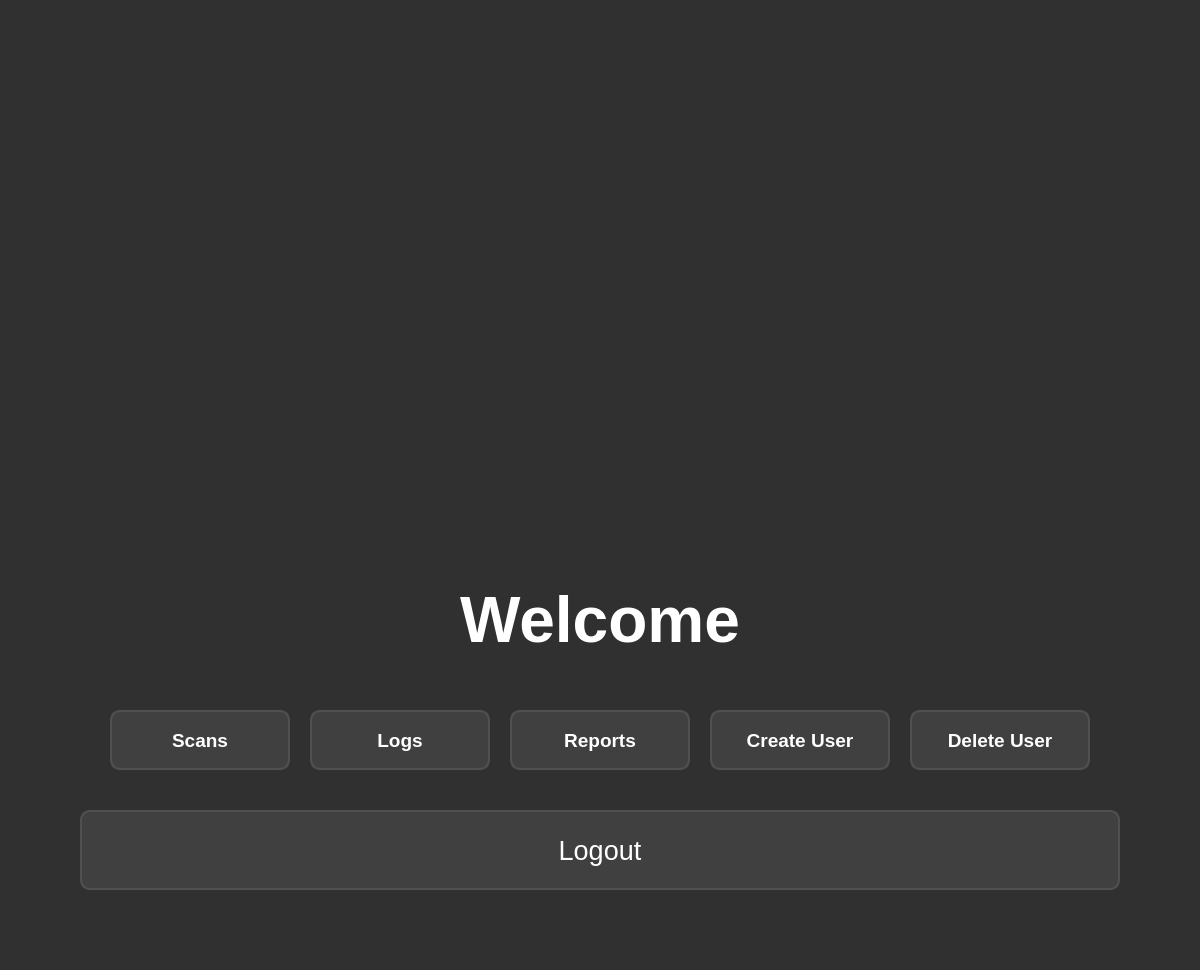
Old version of the form ui/MainDashboard.ui in the repository TBoston11/SandDriveUserInterface.
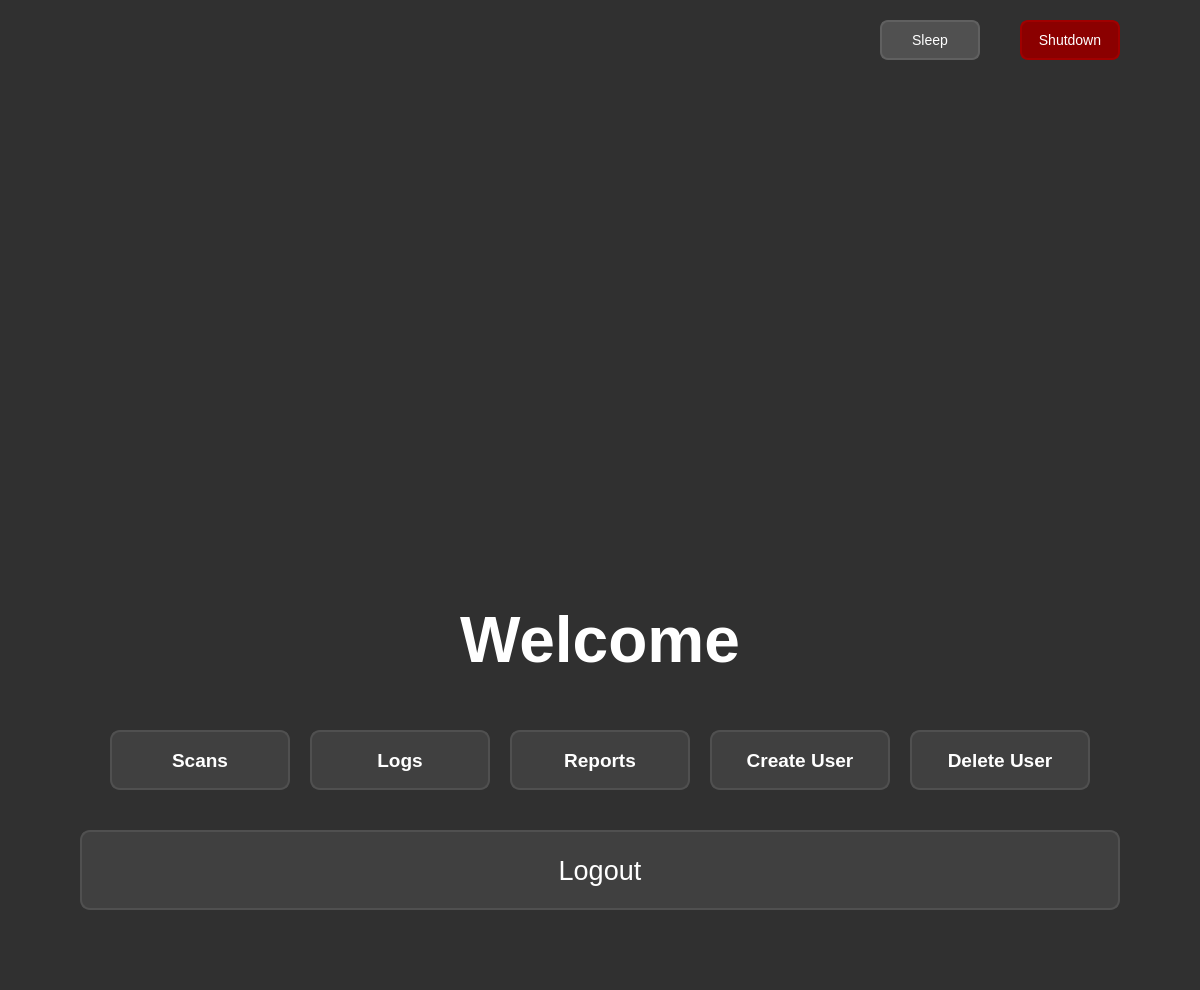
New version of the form. Icons and pictures are not drawn.

Commit message: might revert to here

```diff
--- a/ui/MainDashboard.ui
+++ b/ui/MainDashboard.ui
@@ -40,7 +40,7 @@
     <number>80</number>
    </property>
    <property name="topMargin">
-    <number>80</number>
+    <number>20</number>
    </property>
    <property name="rightMargin">
     <number>80</number>
@@ -48,6 +48,95 @@
    <property name="bottomMargin">
     <number>80</number>
    </property>
+   <item>
+    <layout class="QHBoxLayout" name="controlLayout">
+     <item>
+      <spacer name="controlLeftSpacer">
+       <property name="orientation">
+        <enum>Qt::Horizontal</enum>
+       </property>
+       <property name="sizeHint" stdset="0">
+        <size>
+         <width>40</width>
+         <height>20</height>
+        </size>
+       </property>
+      </spacer>
+     </item>
+     <item>
+      <widget class="QPushButton" name="sleepButton">
+       <property name="minimumSize">
+        <size>
+         <width>100</width>
+         <height>40</height>
+        </size>
+       </property>
+       <property name="maximumSize">
+        <size>
+         <width>100</width>
+         <height>40</height>
+        </size>
+       </property>
+       <property name="text">
+        <string>Sleep</string>
+       </property>
+       <property name="styleSheet">
+        <string notr="true">QPushButton {
+    background-color: #505050;
+    color: white;
+    border: 2px solid #606060;
+    border-radius: 8px;
+    padding: 8px;
+    font-size: 14px;
+}
+QPushButton:hover {
+    background-color: #606060;
+    border-color: #707070;
+}
+QPushButton:pressed {
+    background-color: #707070;
+}</string>
+       </property>
+      </widget>
+     </item>
+     <item>
+      <widget class="QPushButton" name="shutdownButton">
+       <property name="minimumSize">
+        <size>
+         <width>100</width>
+         <height>40</height>
+        </size>
+       </property>
+       <property name="maximumSize">
+        <size>
+         <width>100</width>
+         <height>40</height>
+        </size>
+       </property>
+       <property name="text">
+        <string>Shutdown</string>
+       </property>
+       <property name="styleSheet">
+        <string notr="true">QPushButton {
+    background-color: #8B0000;
+    color: white;
+    border: 2px solid #A00000;
+    border-radius: 8px;
+    padding: 8px;
+    font-size: 14px;
+}
+QPushButton:hover {
+    background-color: #A00000;
+    border-color: #B00000;
+}
+QPushButton:pressed {
+    background-color: #B00000;
+}</string>
+       </property>
+      </widget>
+     </item>
+    </layout>
+   </item>
    <item>
     <layout class="QHBoxLayout" name="logoLayout">
      <item>
```
The commit also changes 2 other files.
